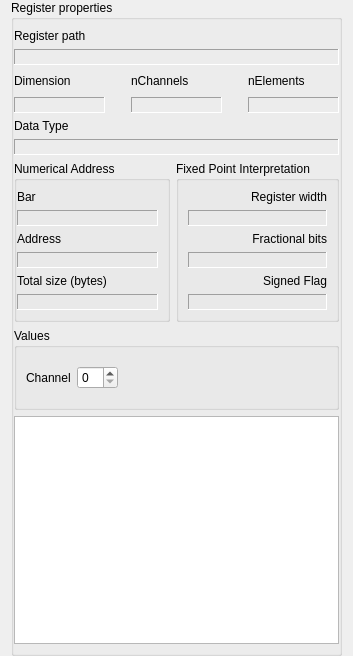
ChimeraTK/QtHardMon, file src/PropertiesWidgetForm.ui: the form before one commit.
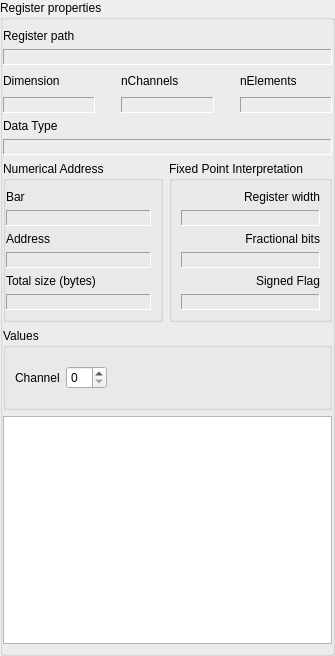
The form after the commit.

```diff
--- a/src/PropertiesWidgetForm.ui
+++ b/src/PropertiesWidgetForm.ui
@@ -6,12 +6,12 @@
    <rect>
     <x>0</x>
     <y>0</y>
-    <width>353</width>
+    <width>335</width>
     <height>656</height>
    </rect>
   </property>
   <property name="sizePolicy">
-   <sizepolicy hsizetype="Preferred" vsizetype="Expanding">
+   <sizepolicy hsizetype="Maximum" vsizetype="Maximum">
     <horstretch>0</horstretch>
     <verstretch>0</verstretch>
    </sizepolicy>
@@ -20,9 +20,15 @@
    <string>Form</string>
   </property>
   <layout class="QVBoxLayout" name="verticalLayout_5">
+   <property name="leftMargin">
+    <number>0</number>
+   </property>
    <property name="topMargin">
     <number>0</number>
    </property>
+   <property name="rightMargin">
+    <number>0</number>
+   </property>
    <property name="bottomMargin">
     <number>0</number>
    </property>
@@ -34,12 +40,6 @@
        <verstretch>0</verstretch>
       </sizepolicy>
      </property>
-     <property name="minimumSize">
-      <size>
-       <width>0</width>
-       <height>0</height>
-      </size>
-     </property>
      <property name="title">
       <string>Register properties</string>
      </property>
```
